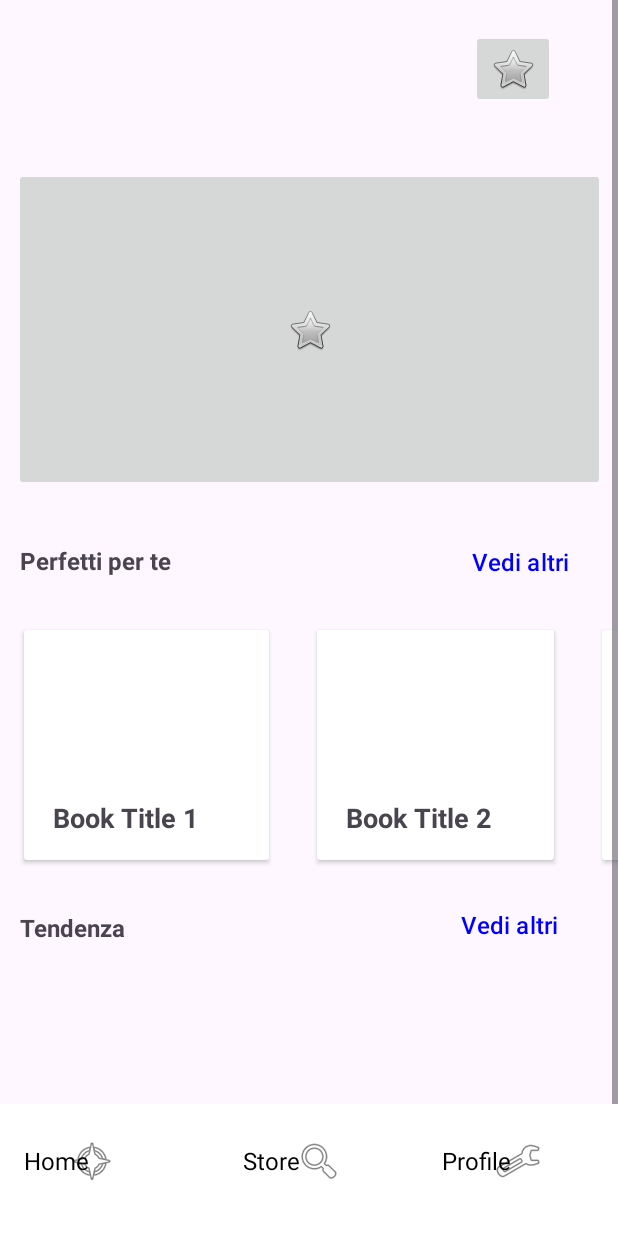
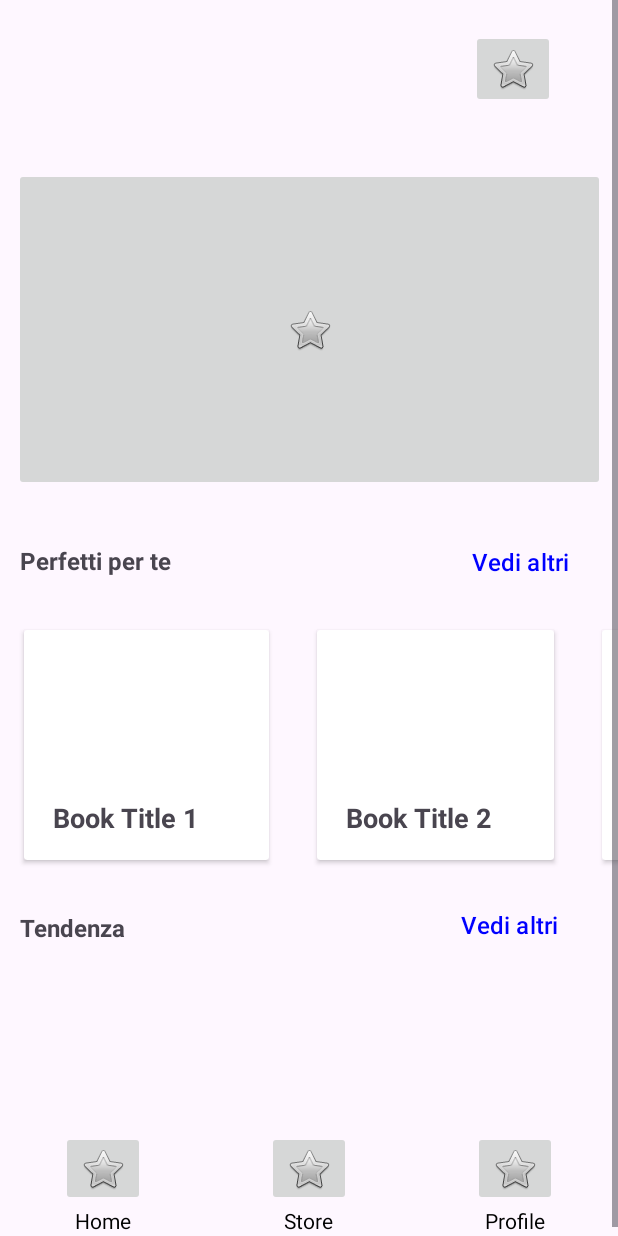
Before and after one commit to AntonioTagliafierro/TheLibrarians_LSO2324, an Android app: the HomeActivity screen opened directly, with no data from a screen before it, on a phone screen of 412 x 824 dp. Run offline under Robolectric (Android 15) with nearby library versions, the light colour scheme and no system bars.

Commit message:
Aggiunta di bottom_buttons_layout.xml

```diff
--- a/app/src/main/res/layout/activity_home.xml
+++ b/app/src/main/res/layout/activity_home.xml
@@ -1,14 +1,21 @@
 <?xml version="1.0" encoding="utf-8"?>
 
-<RelativeLayout
+<androidx.constraintlayout.widget.ConstraintLayout
     xmlns:android="http://schemas.android.com/apk/res/android"
     xmlns:app="http://schemas.android.com/apk/res-auto"
     xmlns:tools="http://schemas.android.com/tools"
     android:layout_width="match_parent"
     android:layout_height="match_parent">
 
+    <include
+        android:id="@+id/bottomButtonsLayout"
+        layout="@layout/bottom_buttons_layout"
+        android:layout_width="match_parent"
+        android:layout_height="wrap_content"
+        app:layout_constraintBottom_toBottomOf="parent" />
 
     <ScrollView
+        android:id="@+id/scrollView2"
         android:layout_width="match_parent"
         android:layout_height="match_parent"
         android:fillViewport="true">
@@ -268,88 +275,4 @@
         </androidx.constraintlayout.widget.ConstraintLayout>
     </ScrollView>
 
-    <LinearLayout
-        android:layout_width="match_parent"
-        android:layout_height="88dp"
-        android:layout_alignParentBottom="true"
-        android:background="@color/white"
-        android:orientation="horizontal">
-
-        <FrameLayout
-            android:layout_width="13dp"
-            android:layout_height="wrap_content"
-            android:layout_margin="16dp"
-            android:layout_weight="1">
-
-            <ImageButton
-                android:id="@+id/buttonHome"
-                android:layout_width="90dp"
-                android:layout_height="44dp"
-                android:layout_gravity="center_vertical"
-                android:background="@color/white"
-                android:src="@android:drawable/ic_menu_compass" />
-
-            <TextView
-                android:id="@+id/textViewHome"
-                android:layout_width="54dp"
-                android:layout_height="wrap_content"
-                android:layout_gravity="center_vertical|start"
-                android:text="Home"
-                android:textColor="@color/black"
-                android:textSize="16sp" />
-
-        </FrameLayout>
-
-        <FrameLayout
-            android:layout_width="0dp"
-            android:layout_height="wrap_content"
-            android:layout_margin="16dp"
-            android:layout_weight="1">
-
-            <ImageButton
-                android:id="@+id/buttonStore"
-                android:layout_width="match_parent"
-                android:layout_height="44dp"
-                android:layout_gravity="center_vertical"
-                android:background="@color/white"
-                android:src="@android:drawable/ic_menu_search" />
-
-            <TextView
-                android:id="@+id/textViewStore"
-                android:layout_width="wrap_content"
-                android:layout_height="wrap_content"
-                android:layout_gravity="center_vertical|start"
-                android:text="Store"
-                android:textColor="@color/black"
-                android:textSize="16sp" />
-
-        </FrameLayout>
-
-        <FrameLayout
-            android:layout_width="0dp"
-            android:layout_height="wrap_content"
-            android:layout_margin="16dp"
-            android:layout_weight="1">
-
-            <ImageButton
-                android:id="@+id/buttonProfile"
-                android:layout_width="match_parent"
-                android:layout_height="44dp"
-                android:layout_gravity="center_vertical"
-                android:background="@color/white"
-                android:src="@android:drawable/ic_menu_preferences" />
-
-            <TextView
-                android:id="@+id/textViewProfile"
-                android:layout_width="wrap_content"
-                android:layout_height="wrap_content"
-                android:layout_gravity="center_vertical|start"
-                android:text="Profile"
-                android:textColor="@color/black"
-                android:textSize="16sp" />
-
-        </FrameLayout>
-
-    </LinearLayout>
-
-</RelativeLayout>
+</androidx.constraintlayout.widget.ConstraintLayout>
--- /dev/null
+++ b/app/src/main/res/layout/bottom_buttons_layout.xml
@@ -0,0 +1,87 @@
+<?xml version="1.0" encoding="utf-8"?>
+<!-- bottom_buttons_layout.xml -->
+
+<androidx.constraintlayout.widget.ConstraintLayout
+    xmlns:android="http://schemas.android.com/apk/res/android"
+    xmlns:app="http://schemas.android.com/apk/res-auto"
+    android:id="@+id/parentConstraintLayout"
+    android:layout_width="match_parent"
+    android:layout_height="match_parent">
+
+    <!-- Altri elementi della tua interfaccia possono andare qui -->
+
+    <LinearLayout
+        android:id="@+id/linearLayout"
+        android:layout_width="0dp"
+        android:layout_height="70dp"
+        android:orientation="horizontal"
+        app:layout_constraintBottom_toBottomOf="parent"
+        app:layout_constraintEnd_toEndOf="parent"
+        app:layout_constraintStart_toStartOf="parent">
+
+
+        <!-- Pulsante Store -->
+        <LinearLayout
+            android:layout_width="0dp"
+            android:layout_height="wrap_content"
+            android:layout_weight="1"
+            android:gravity="center"
+            android:orientation="vertical">
+
+            <ImageButton
+                android:id="@+id/imageButton3"
+                android:layout_width="wrap_content"
+                android:layout_height="50dp"
+                android:src="@android:drawable/btn_star" />
+
+            <TextView
+                android:layout_width="wrap_content"
+                android:layout_height="wrap_content"
+                android:text="Home"
+                android:textColor="@color/black" />
+        </LinearLayout>
+
+        <LinearLayout
+            android:layout_width="0dp"
+            android:layout_height="wrap_content"
+            android:layout_weight="1"
+            android:gravity="center"
+            android:orientation="vertical">
+
+            <ImageButton
+                android:id="@+id/imageButton2"
+                android:layout_width="wrap_content"
+                android:layout_height="50dp"
+                android:src="@android:drawable/btn_star" />
+
+            <TextView
+                android:layout_width="wrap_content"
+                android:layout_height="wrap_content"
+                android:text="Store"
+                android:textColor="@color/black" />
+        </LinearLayout>
+
+        <!-- Pulsante Profilo -->
+        <LinearLayout
+            android:layout_width="0dp"
+            android:layout_height="wrap_content"
+            android:layout_weight="1"
+            android:gravity="center"
+            android:orientation="vertical">
+
+            <ImageButton
+                android:id="@+id/imageButton"
+                android:layout_width="wrap_content"
+                android:layout_height="50dp"
+                android:src="@android:drawable/btn_star" />
+
+            <TextView
+                android:layout_width="wrap_content"
+                android:layout_height="wrap_content"
+                android:text="Profile"
+                android:textColor="@color/black" />
+        </LinearLayout>
+
+    </LinearLayout>
+
+</androidx.constraintlayout.widget.ConstraintLayout>
```
